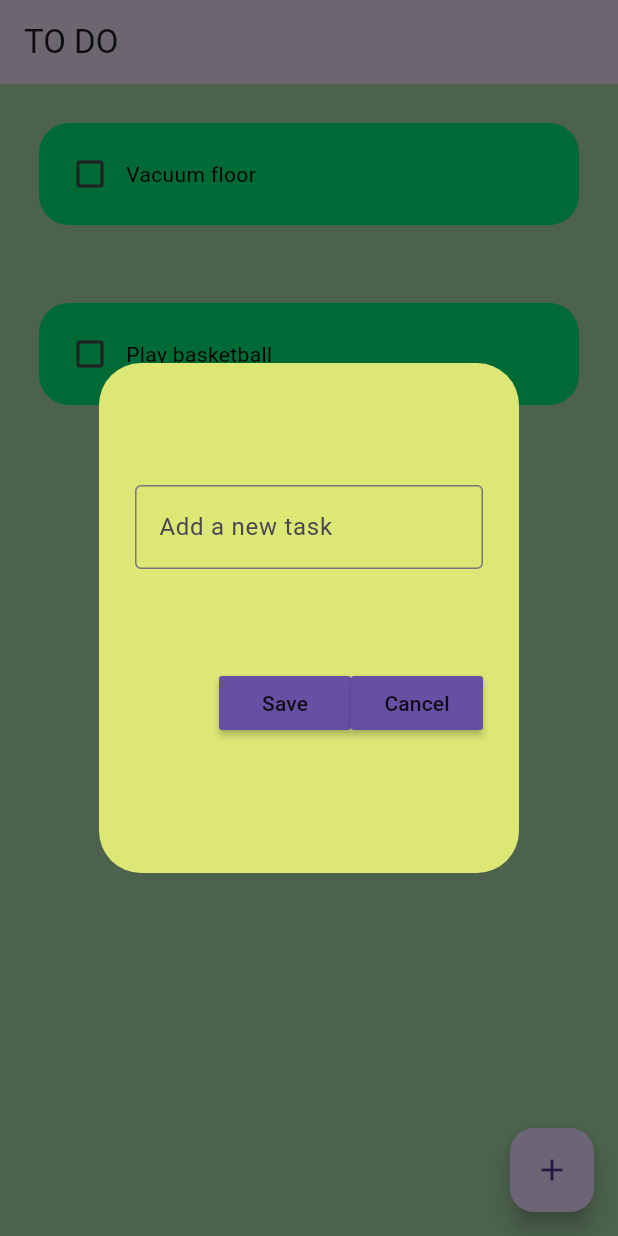
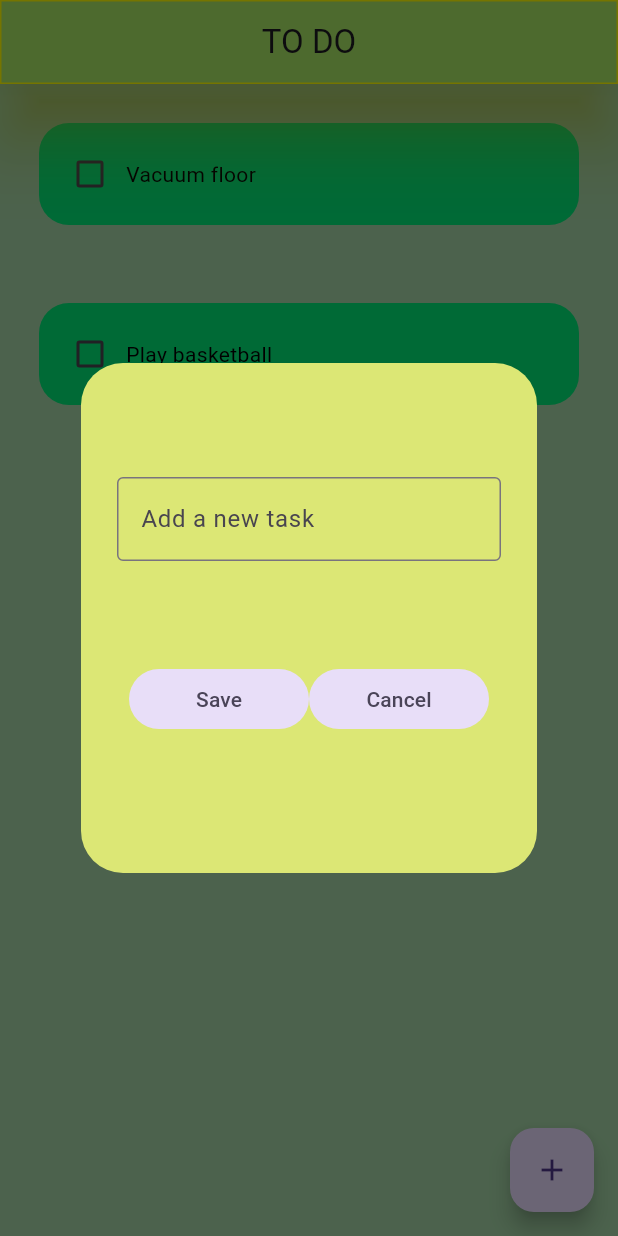
Before and after one commit to mikkeGuan/FlutterApp, a Flutter app: the screen it shows after launch, after a tap on the "add" icon, on a phone screen of 412 x 824 dp. Run offline on Flutter 3.47's test engine with Material 3 defaults, Android fonts, the phone set to English and light mode, and no system bars; drawn by our look-alikes of flutter_slidable; our stand-ins replace hive_flutter; accounts and stored records are empty.

Commit message:
Styling buttons and playing with Colors.

```diff
--- a/lib/pages/home_page.dart
+++ b/lib/pages/home_page.dart
@@ -75,6 +75,11 @@ class _HomePageState extends State<HomePage> {
       appBar: AppBar(
         title: Text("TO DO"),
         elevation: 20,
+        backgroundColor: Colors.lightGreenAccent,
+        shape: Border.all(color: Colors.yellowAccent),
+        centerTitle: true,
+        shadowColor: Colors.yellowAccent,
+
       ),
       floatingActionButton: FloatingActionButton(
         onPressed: createNewTask,
--- a/lib/util/buttons.dart
+++ b/lib/util/buttons.dart
@@ -8,11 +8,17 @@ class Buttons extends StatelessWidget {
 
   @override
   Widget build(BuildContext context) {
-    return MaterialButton(
-        onPressed:  onPressed,
-      child: Text(text),
-      color: Theme.of(context).primaryColor,
+    return SizedBox(
+      width: 120,
 
+      child: FilledButton.tonal(
+          onPressed:  onPressed,
+        child: Text(text),
+
+
+
+
+      ),
     );
   }
 }
--- a/lib/util/dialog_box.dart
+++ b/lib/util/dialog_box.dart
@@ -23,13 +23,17 @@ class DialogBox extends StatelessWidget {
               hintText: "Add a new task"),
             ),
 
-            Row(
-              mainAxisAlignment: MainAxisAlignment.end,
-              children: [
-              Buttons(text: "Save", onPressed: onSave),
-              Buttons(text: "Cancel", onPressed: onCancel),
+            Padding(
+              padding: const EdgeInsets.all(8.0),
+              child: Row(
 
-            ],)
+                mainAxisAlignment: MainAxisAlignment.end,
+                children: [
+                Buttons(text: "Save", onPressed: onSave),
+                Buttons(text: "Cancel", onPressed: onCancel),
+
+              ],),
+            )
           ],
         ),
       ),
```
